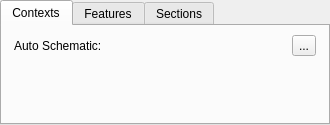
This is src/drawing_widget_base.ui in lparchaeology/ArkPlan as Qt 5 draws it before an edit. The edited form follows.
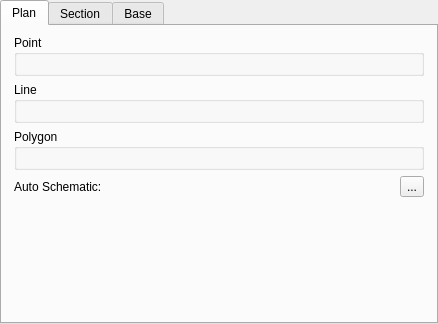
This is the edited form. Icons and pictures are not drawn.

Commit message: Add section collection, rearrange drawing tools

```diff
--- a/src/drawing_widget_base.ui
+++ b/src/drawing_widget_base.ui
@@ -6,8 +6,8 @@
    <rect>
     <x>0</x>
     <y>0</y>
-    <width>330</width>
-    <height>125</height>
+    <width>438</width>
+    <height>324</height>
    </rect>
   </property>
   <property name="windowTitle">
@@ -18,7 +18,7 @@
   </property>
   <widget class="QWidget" name="contextsTab">
    <attribute name="title">
-    <string>Contexts</string>
+    <string>Plan</string>
    </attribute>
    <layout class="QGridLayout" name="gridLayout">
     <property name="leftMargin">
@@ -30,30 +30,7 @@
     <property name="bottomMargin">
      <number>12</number>
     </property>
-    <item row="1" column="0">
-     <widget class="QLabel" name="autoSchematiclLabel">
-      <property name="text">
-       <string>Auto Schematic:</string>
-      </property>
-     </widget>
-    </item>
-    <item row="2" column="0" colspan="2">
-     <spacer name="verticalSpacer">
-      <property name="orientation">
-       <enum>Qt::Vertical</enum>
-      </property>
-      <property name="sizeHint" stdset="0">
-       <size>
-        <width>20</width>
-        <height>40</height>
-       </size>
-      </property>
-     </spacer>
-    </item>
-    <item row="0" column="0" colspan="2">
-     <layout class="QGridLayout" name="contextToolsLayout"/>
-    </item>
-    <item row="1" column="1">
+    <item row="3" column="1">
      <widget class="QToolButton" name="autoSchematicTool">
       <property name="toolTip">
        <string>&lt;html&gt;&lt;head/&gt;&lt;body&gt;&lt;p&gt;Auto Schematic&lt;/p&gt;&lt;/body&gt;&lt;/html&gt;</string>
@@ -67,11 +44,64 @@
       </property>
      </widget>
     </item>
+    <item row="4" column="0" colspan="2">
+     <spacer name="verticalSpacer">
+      <property name="orientation">
+       <enum>Qt::Vertical</enum>
+      </property>
+      <property name="sizeHint" stdset="0">
+       <size>
+        <width>20</width>
+        <height>40</height>
+       </size>
+      </property>
+     </spacer>
+    </item>
+    <item row="3" column="0">
+     <widget class="QLabel" name="autoSchematiclLabel">
+      <property name="text">
+       <string>Auto Schematic:</string>
+      </property>
+     </widget>
+    </item>
+    <item row="0" column="0" colspan="2">
+     <widget class="QGroupBox" name="planPointGroup">
+      <property name="title">
+       <string>Point</string>
+      </property>
+      <property name="flat">
+       <bool>true</bool>
+      </property>
+      <layout class="QGridLayout" name="planPointLayout"/>
+     </widget>
+    </item>
+    <item row="1" column="0" colspan="2">
+     <widget class="QGroupBox" name="planLineGroup">
+      <property name="title">
+       <string>Line</string>
+      </property>
+      <property name="flat">
+       <bool>true</bool>
+      </property>
+      <layout class="QGridLayout" name="planLineLayout"/>
+     </widget>
+    </item>
+    <item row="2" column="0" colspan="2">
+     <widget class="QGroupBox" name="planPolygonGroup">
+      <property name="title">
+       <string>Polygon</string>
+      </property>
+      <property name="flat">
+       <bool>true</bool>
+      </property>
+      <layout class="QGridLayout" name="planPolygonLayout"/>
+     </widget>
+    </item>
    </layout>
   </widget>
   <widget class="QWidget" name="featuresTab">
    <attribute name="title">
-    <string>Features</string>
+    <string>Section</string>
    </attribute>
    <layout class="QGridLayout" name="gridLayout_2">
     <property name="leftMargin">
@@ -116,7 +146,7 @@
   </widget>
   <widget class="QWidget" name="sectionsTab">
    <attribute name="title">
-    <string>Sections</string>
+    <string>Base</string>
    </attribute>
    <layout class="QGridLayout" name="gridLayout_3">
     <item row="0" column="0">
```
Left out of the diff: 105 changed lines with no effect on the pictures. The commit also changes 6 other files.
